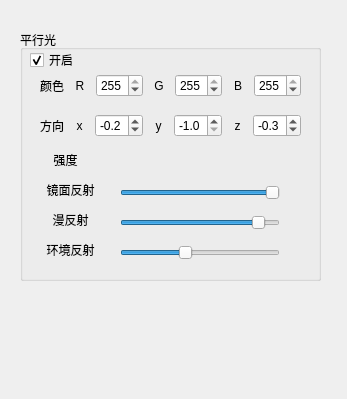
The window that dockwidgets/lightsettingwidget.ui (zhlingbo/qt_opengl) describes before a commit, drawn with Qt 5.
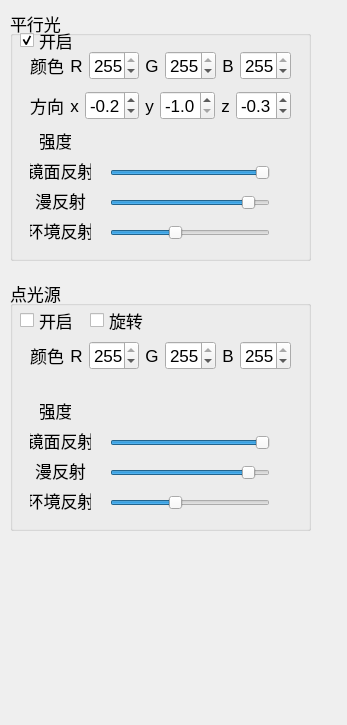
The same window after the commit.

Commit message: add pointLight setting

Diff of the .ui file:
```diff
--- a/dockwidgets/lightsettingwidget.ui
+++ b/dockwidgets/lightsettingwidget.ui
@@ -7,7 +7,7 @@
     <x>0</x>
     <y>0</y>
     <width>347</width>
-    <height>399</height>
+    <height>725</height>
    </rect>
   </property>
   <property name="windowTitle">
@@ -16,12 +16,17 @@
   <widget class="QGroupBox" name="directLight">
    <property name="geometry">
     <rect>
-     <x>20</x>
-     <y>30</y>
+     <x>10</x>
+     <y>10</y>
      <width>301</width>
      <height>251</height>
     </rect>
    </property>
+   <property name="font">
+    <font>
+     <pointsize>13</pointsize>
+    </font>
+   </property>
    <property name="title">
     <string>平行光</string>
    </property>
@@ -364,6 +369,265 @@
     </layout>
    </widget>
   </widget>
+  <widget class="QGroupBox" name="pointLight">
+   <property name="geometry">
+    <rect>
+     <x>10</x>
+     <y>280</y>
+     <width>301</width>
+     <height>251</height>
+    </rect>
+   </property>
+   <property name="font">
+    <font>
+     <pointsize>13</pointsize>
+    </font>
+   </property>
+   <property name="title">
+    <string>点光源</string>
+   </property>
+   <widget class="QCheckBox" name="opened_point">
+    <property name="geometry">
+     <rect>
+      <x>10</x>
+      <y>30</y>
+      <width>85</width>
+      <height>20</height>
+     </rect>
+    </property>
+    <property name="text">
+     <string>开启</string>
+    </property>
+    <property name="checked">
+     <bool>false</bool>
+    </property>
+   </widget>
+   <widget class="QWidget" name="horizontalLayoutWidget_3">
+    <property name="geometry">
+     <rect>
+      <x>20</x>
+      <y>60</y>
+      <width>261</width>
+      <height>31</height>
+     </rect>
+    </property>
+    <layout class="QHBoxLayout" name="colorPoint">
+     <item>
+      <widget class="QLabel" name="color_label_point">
+       <property name="text">
+        <string>颜色</string>
+       </property>
+       <property name="alignment">
+        <set>Qt::AlignCenter</set>
+       </property>
+      </widget>
+     </item>
+     <item>
+      <widget class="QLabel" name="red_point_label">
+       <property name="text">
+        <string>R</string>
+       </property>
+       <property name="alignment">
+        <set>Qt::AlignCenter</set>
+       </property>
+      </widget>
+     </item>
+     <item>
+      <widget class="QSpinBox" name="red_point">
+       <property name="minimum">
+        <number>0</number>
+       </property>
+       <property name="maximum">
+        <number>255</number>
+       </property>
+       <property name="value">
+        <number>255</number>
+       </property>
+      </widget>
+     </item>
+     <item>
+      <widget class="QLabel" name="green_point_label">
+       <property name="text">
+        <string>G</string>
+       </property>
+       <property name="alignment">
+        <set>Qt::AlignCenter</set>
+       </property>
+      </widget>
+     </item>
+     <item>
+      <widget class="QSpinBox" name="green_point">
+       <property name="maximum">
+        <number>255</number>
+       </property>
+       <property name="value">
+        <number>255</number>
+       </property>
+      </widget>
+     </item>
+     <item>
+      <widget class="QLabel" name="blue_point_label">
+       <property name="text">
+        <string>B</string>
+       </property>
+       <property name="alignment">
+        <set>Qt::AlignCenter</set>
+       </property>
+      </widget>
+     </item>
+     <item>
+      <widget class="QSpinBox" name="blue_point">
+       <property name="maximum">
+        <number>255</number>
+       </property>
+       <property name="value">
+        <number>255</number>
+       </property>
+      </widget>
+     </item>
+    </layout>
+   </widget>
+   <widget class="QLabel" name="strength_label_point">
+    <property name="geometry">
+     <rect>
+      <x>30</x>
+      <y>120</y>
+      <width>31</width>
+      <height>20</height>
+     </rect>
+    </property>
+    <property name="text">
+     <string>强度</string>
+    </property>
+    <property name="alignment">
+     <set>Qt::AlignCenter</set>
+    </property>
+   </widget>
+   <widget class="QLabel" name="strength_label_specular_point">
+    <property name="geometry">
+     <rect>
+      <x>20</x>
+      <y>150</y>
+      <width>61</width>
+      <height>20</height>
+     </rect>
+    </property>
+    <property name="text">
+     <string>镜面反射</string>
+    </property>
+    <property name="alignment">
+     <set>Qt::AlignCenter</set>
+    </property>
+   </widget>
+   <widget class="QSlider" name="strength_specular_point">
+    <property name="geometry">
+     <rect>
+      <x>100</x>
+      <y>150</y>
+      <width>160</width>
+      <height>25</height>
+     </rect>
+    </property>
+    <property name="maximum">
+     <number>100</number>
+    </property>
+    <property name="value">
+     <number>100</number>
+    </property>
+    <property name="orientation">
+     <enum>Qt::Horizontal</enum>
+    </property>
+   </widget>
+   <widget class="QLabel" name="strength_label_diffuse_point">
+    <property name="geometry">
+     <rect>
+      <x>20</x>
+      <y>180</y>
+      <width>61</width>
+      <height>20</height>
+     </rect>
+    </property>
+    <property name="text">
+     <string>漫反射</string>
+    </property>
+    <property name="alignment">
+     <set>Qt::AlignCenter</set>
+    </property>
+   </widget>
+   <widget class="QLabel" name="strength_label_ambient_point">
+    <property name="geometry">
+     <rect>
+      <x>20</x>
+      <y>210</y>
+      <width>61</width>
+      <height>20</height>
+     </rect>
+    </property>
+    <property name="text">
+     <string>环境反射</string>
+    </property>
+    <property name="alignment">
+     <set>Qt::AlignCenter</set>
+    </property>
+   </widget>
+   <widget class="QSlider" name="strength_diffuse_point">
+    <property name="geometry">
+     <rect>
+      <x>100</x>
+      <y>180</y>
+      <width>160</width>
+      <height>25</height>
+     </rect>
+    </property>
+    <property name="maximum">
+     <number>100</number>
+    </property>
+    <property name="value">
+     <number>90</number>
+    </property>
+    <property name="orientation">
+     <enum>Qt::Horizontal</enum>
+    </property>
+   </widget>
+   <widget class="QSlider" name="strength_ambient_point">
+    <property name="geometry">
+     <rect>
+      <x>100</x>
+      <y>210</y>
+      <width>160</width>
+      <height>25</height>
+     </rect>
+    </property>
+    <property name="maximum">
+     <number>100</number>
+    </property>
+    <property name="value">
+     <number>40</number>
+    </property>
+    <property name="orientation">
+     <enum>Qt::Horizontal</enum>
+    </property>
+   </widget>
+   <widget class="QCheckBox" name="rotate_light_point">
+    <property name="enabled">
+     <bool>true</bool>
+    </property>
+    <property name="geometry">
+     <rect>
+      <x>80</x>
+      <y>30</y>
+      <width>85</width>
+      <height>20</height>
+     </rect>
+    </property>
+    <property name="text">
+     <string>旋转</string>
+    </property>
+    <property name="checked">
+     <bool>false</bool>
+    </property>
+   </widget>
+  </widget>
  </widget>
  <resources/>
  <connections/>
```
The commit also changes 10 other files.
